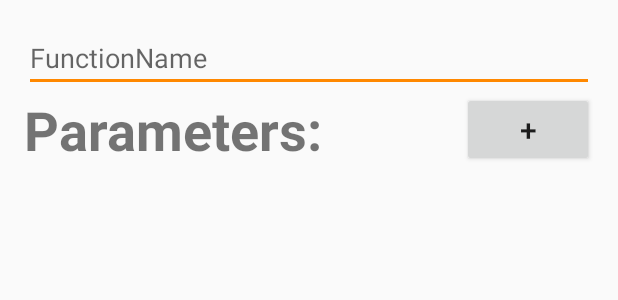
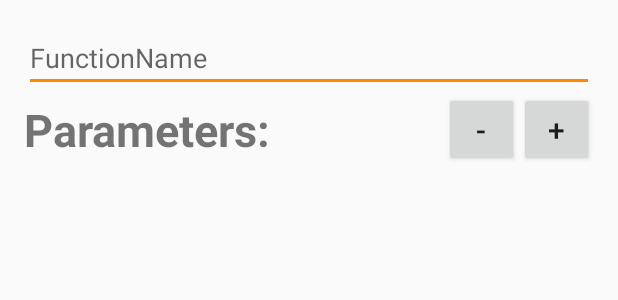
Before and after one commit to mihir-chauhan/AutoPlotBot, an Android app: the layout add_drivetrain_dialog.xml on its own in the app's theme, with its tools: preview values and no code run, on a phone screen of 412 x 824 dp. Shown: the top 300 px of the screen. Run offline under Robolectric (Android 15) with nearby library versions, the phone set to English and light mode, and no system bars.

Commit message:
added remove param button and can save all params to array and return to main activity

```diff
--- a/app/src/main/java/com/example/odometryapp_v10/MainActivity.java
+++ b/app/src/main/java/com/example/odometryapp_v10/MainActivity.java
@@ -9,6 +9,8 @@ import android.widget.Toast;
 
 import com.example.odometryapp_v10.Dialogs.AddNewDrivetrainFunction;
 import com.github.clans.fab.FloatingActionButton;
+
+import java.util.ArrayList;
 
 public class MainActivity extends AppCompatActivity implements AddNewDrivetrainFunction.addDrivetrainFunctionListener {
 
@@ -27,8 +29,8 @@ public class MainActivity extends AppCompatActivity implements AddNewDrivetrainF
     }
 
     @Override
-    public void addDrivetrainFunction() {
-
+    public void addDrivetrainFunction(ArrayList<ArrayList<Object>> allParameters) {
+        System.out.println(allParameters);
     }
 
     private void openAddDrivetrainFunctionDialog() {
--- a/app/src/main/res/layout/add_drivetrain_dialog.xml
+++ b/app/src/main/res/layout/add_drivetrain_dialog.xml
@@ -11,24 +11,10 @@
         android:hint="FunctionName"
         android:inputType="textAutoCorrect" />
 
-    <TextView
-        android:id="@+id/parameterInfo"
-        android:layout_width="290dp"
-        android:layout_height="50dp"
-        android:textSize="20sp"
-        android:gravity="center_vertical"
-        android:layout_below="@+id/addNewDrivetrainFunctionName"
-        android:text="Parameters:"
-        android:textStyle="bold"
-        android:autoSizeTextType="uniform"
-        android:autoSizeMinTextSize="1sp"
-        android:autoSizeMaxTextSize="50sp"
-        android:autoSizeStepGranularity="1sp"/>
-
 
     <Button
-        android:id="@+id/addParam"
-        android:layout_width="wrap_content"
+        android:id="@+id/addParameters"
+        android:layout_width="50dp"
         android:layout_height="50dp"
         android:layout_below="@id/addNewDrivetrainFunctionName"
         android:layout_alignParentRight="true"
@@ -36,12 +22,34 @@
         android:text="+"
         android:textSize="20sp" />
 
+    <Button
+        android:id="@+id/removeParameters"
+        android:layout_width="50dp"
+        android:layout_height="50dp"
+        android:layout_below="@id/addNewDrivetrainFunctionName"
+        android:layout_toLeftOf="@id/addParameters"
+        android:gravity="center"
+        android:text="-"
+        android:textSize="20sp" />
+
+    <TextView
+        android:layout_width="290dp"
+        android:layout_height="50dp"
+        android:textSize="30sp"
+        android:gravity="center_vertical"
+        android:layout_below="@+id/addNewDrivetrainFunctionName"
+        android:text="Parameters:"
+        android:textStyle="bold"/>
+
+
+
+
     <ListView
             android:id="@+id/addnewDrivetrainFunctionListView"
             android:layout_width="match_parent"
             android:layout_height="wrap_content"
             android:layout_alignParentBottom="true"
-            android:layout_below="@id/addParam"
+            android:layout_below="@id/addParameters"
             />
 
 </RelativeLayout>
--- a/app/src/main/res/values/strings.xml
+++ b/app/src/main/res/values/strings.xml
@@ -6,6 +6,7 @@
         <item>String</item>
         <item>Integer</item>
         <item>Double</item>
-<!--        <item>Array</item>-->
+        <item>Boolean</item>
+        <!--        <item>Array</item>-->
     </string-array>
 </resources>
```
Also changed, not shown: app/src/main/java/com/example/odometryapp_v10/Dialogs/AddNewDrivetrainFunction.java (+64 -16 lines), app/src/main/res/layout/activity_main.xml (+5 -5 lines).
